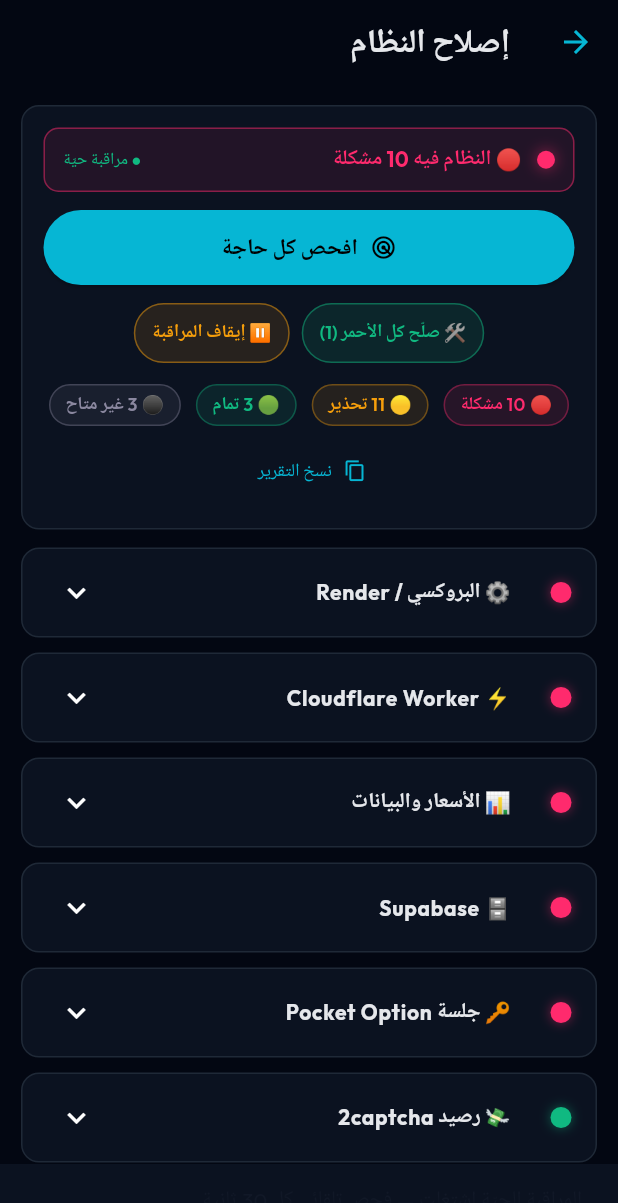
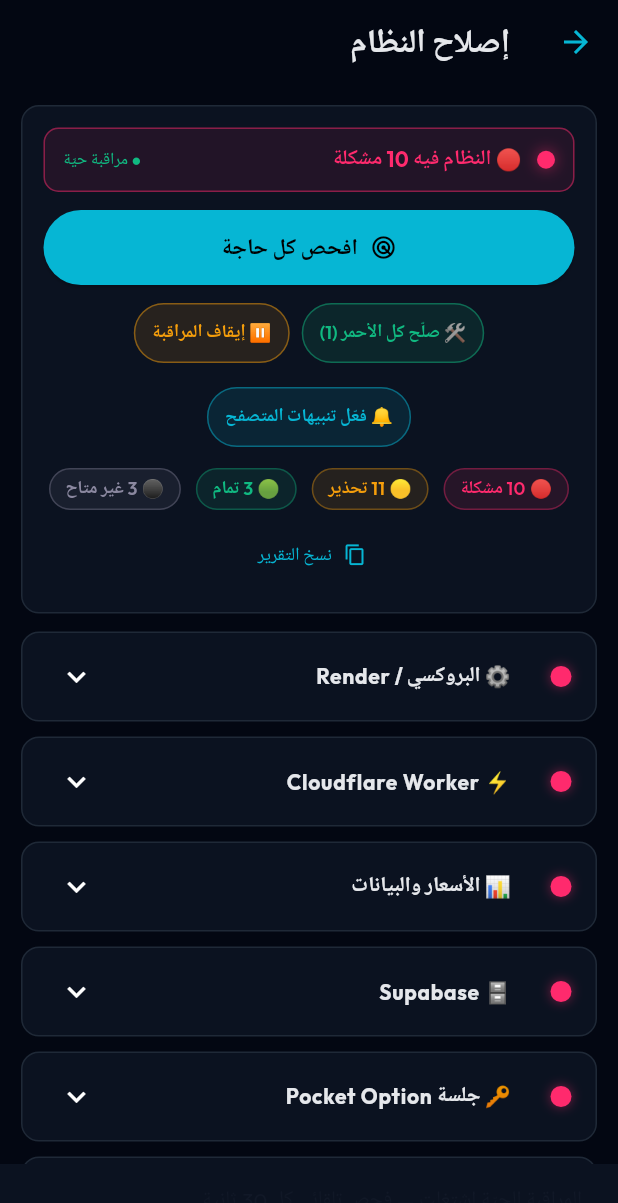
Before and after one commit to eurotrd1-beep/euro_trade_admin, a Flutter app: the SystemRepairScreen screen opened directly, after a tap on "📡 مراقبة حيّة", on a phone screen of 412 x 824 dp. Shown: the top 1203 px of the screen. Run offline on Flutter 3.47's test engine with Material 3 defaults, Android fonts, the phone set to English and light mode, and no system bars; our stand-ins replace file_picker, flutter_colorpicker, google_fonts, image_picker, supabase_flutter; missing offline and left inert: dart:html, dart:js_interop, passkeys_platform_interface; accounts and stored records are empty; network calls fail.

Commit message:
feat(repair): in-page notifications (drop Telegram reliance) + browser desktop alerts
- notifications panel reads repair_log (watchdog incidents + repairs), newest first
- browser desktop notification on red during scans/live-mode (Web Notification API);
  "فعّل تنبيهات المتصفح" button requests permission — no external service needed
- _afterScan replaces _maybeAlertOnRed: refresh notifs + desktop-notify (Telegram
  only if the user ever configures it, otherwise fully dormant)
- repair_web: requestNotifyPermission / notifyPermission / notifyDesktop (+ stubs)

Co-Authored-By: Claude Opus 4.8 <noreply@anthropic.com>

```diff
--- a/lib/screens/system_repair_screen.dart
+++ b/lib/screens/system_repair_screen.dart
@@ -71,6 +71,9 @@ class _SystemRepairScreenState extends State<SystemRepairScreen> {
   Timer? _liveTimer;
   bool _alertBusy = false;
   int _lastAutoAlertMs = 0;
+  // In-page notifications (from repair_log) + browser desktop-notification perm
+  List<Map<String, dynamic>> _notifs = [];
+  String _notifPerm = 'default';
 
   final _sections = const [
     ['proxy', '⚙️ البروكسي / Render'],
@@ -86,7 +89,9 @@ class _SystemRepairScreenState extends State<SystemRepairScreen> {
   @override
   void initState() {
     super.initState();
+    _notifPerm = notifyPermission();
     _loadOps();
+    _loadNotifs();
     _runAll();
   }
 
@@ -205,7 +210,7 @@ class _SystemRepairScreenState extends State<SystemRepairScreen> {
           _set(c, RStatus.warn, 'انتهت المهلة', cause: 'الفحص أخذ أكتر من 20 ثانية');
         })));
     if (mounted) setState(() => _running = false);
-    _maybeAlertOnRed();
+    _afterScan();
   }
 
   void _tick() {
@@ -823,6 +828,7 @@ class _SystemRepairScreenState extends State<SystemRepairScreen> {
           padding: const EdgeInsets.all(14),
           children: [
             _topBar(sum),
+            _notifCard(),
             const SizedBox(height: 12),
             for (final s in _sections) _sectionTile(s[0], s[1]),
             const SizedBox(height: 16),
@@ -884,6 +890,8 @@ class _SystemRepairScreenState extends State<SystemRepairScreen> {
               _actionBtn('♻️ إعادة تشغيل البروكسي', _amber,
                   _running ? null : () => _confirmFix('إعادة تشغيل البروكسي', 'هيعمل redeploy للبروكسي على Render (زي Manual Deploy). بيرجع خلال ~1–2 دقيقة.', _restartProxy)),
             _actionBtn(_liveMode ? '⏸️ إيقاف المراقبة' : '📡 مراقبة حيّة', _liveMode ? _amber : _purple, _toggleLive),
+            if (_notifPerm != 'granted')
+              _actionBtn('🔔 فعّل تنبيهات المتصفح', _cyan, _enableBrowserNotifs),
             if (_opsTelegram)
               _actionBtn('🔔 اختبر التنبيه', _cyan, _alertBusy
                   ? null
@@ -925,6 +933,59 @@ class _SystemRepairScreenState extends State<SystemRepairScreen> {
         ),
         child: Text(t, style: GoogleFonts.outfit(color: c, fontSize: 12, fontWeight: FontWeight.w600)),
       );
+
+  Widget _notifCard() {
+    if (_notifs.isEmpty) return const SizedBox.shrink();
+    final hasWatch = _notifs.any((n) => (n['action'] ?? '') == 'watchdog');
+    return Container(
+      margin: const EdgeInsets.only(top: 12),
+      decoration: BoxDecoration(
+        color: _card, borderRadius: BorderRadius.circular(12),
+        border: Border.all(color: hasWatch ? _red.withAlpha(120) : _border),
+      ),
+      child: Theme(
+        data: Theme.of(context).copyWith(dividerColor: Colors.transparent, colorScheme: const ColorScheme.dark(primary: _cyan)),
+        child: ExpansionTile(
+          initiallyExpanded: hasWatch,
+          leading: const Text('🔔', style: TextStyle(fontSize: 18)),
+          title: Text('آخر التنبيهات والإصلاحات (${_notifs.length})',
+              style: GoogleFonts.outfit(color: _text, fontWeight: FontWeight.bold, fontSize: 13.5)),
+          childrenPadding: const EdgeInsets.fromLTRB(12, 0, 12, 10),
+          children: _notifs.map(_notifRow).toList(),
+        ),
+      ),
+    );
+  }
+
+  Widget _notifRow(Map<String, dynamic> n) {
+    final action = (n['action'] ?? '').toString();
+    final result = (n['result'] ?? '').toString();
+    final isWatch = action == 'watchdog';
+    final c = isWatch ? _red : _muted;
+    final icon = isWatch ? '🔴' : (action == 'auto_heal' ? '🛠️' : '✅');
+    String when = (n['at'] ?? '').toString();
+    try {
+      final dt = DateTime.parse(when).toLocal();
+      String two(int x) => x.toString().padLeft(2, '0');
+      when = '${two(dt.hour)}:${two(dt.minute)} ${dt.day}/${dt.month}';
+    } catch (_) {}
+    return Padding(
+      padding: const EdgeInsets.symmetric(vertical: 5),
+      child: Row(crossAxisAlignment: CrossAxisAlignment.start, children: [
+        Text(icon, style: const TextStyle(fontSize: 12)),
+        const SizedBox(width: 8),
+        Expanded(
+          child: Column(crossAxisAlignment: CrossAxisAlignment.start, children: [
+            Text(action, style: GoogleFonts.robotoMono(color: c, fontSize: 11, fontWeight: FontWeight.bold)),
+            if (result.isNotEmpty)
+              Text(result, style: GoogleFonts.outfit(color: _muted, fontSize: 11, height: 1.4)),
+          ]),
+        ),
+        const SizedBox(width: 6),
+        Text(when, style: GoogleFonts.robotoMono(color: _muted, fontSize: 10)),
+      ]),
+    );
+  }
 
   Widget _pill(String t, Color c) => Container(
         padding: const EdgeInsets.symmetric(horizontal: 10, vertical: 4),
@@ -1241,15 +1302,40 @@ class _SystemRepairScreenState extends State<SystemRepairScreen> {
     throw Exception(d['reason']?.toString() ?? 'التنبيه مش متاح');
   }
 
-  void _maybeAlertOnRed() {
-    if (!_opsTelegram) return;
+  Future<void> _loadNotifs() async {
+    try {
+      final rows = await _sb
+          .from('repair_log')
+          .select('action,result,at')
+          .order('at', ascending: false)
+          .limit(20);
+      if (mounted) setState(() => _notifs = (rows as List).cast<Map<String, dynamic>>());
+    } catch (_) {}
+  }
+
+  void _afterScan() {
+    _loadNotifs(); // repairs + watchdog incidents feed the notifications panel
     final fails = _checks.where((c) => c.status == RStatus.fail).toList();
     if (fails.isEmpty) return;
     final now = DateTime.now().millisecondsSinceEpoch;
-    if (now - _lastAutoAlertMs < 15 * 60 * 1000) return; // client debounce 15 min
+    if (now - _lastAutoAlertMs < 15 * 60 * 1000) return; // debounce 15 min
     _lastAutoAlertMs = now;
-    final lines = fails.take(8).map((c) => '🔴 ${c.title}: ${c.detail}').join('\n');
-    _sendAlert('⚠️ إصلاح النظام لقى ${fails.length} مشكلة:\n$lines').then((_) {}).catchError((_) {});
+    // In-page / browser desktop notification (no external service, no Telegram).
+    notifyDesktop('⚠️ إصلاح النظام: ${fails.length} مشكلة',
+        fails.take(3).map((c) => c.title).join(' • '));
+    // Telegram too, ONLY if the user later configures it (dormant otherwise).
+    if (_opsTelegram) {
+      final lines = fails.take(8).map((c) => '🔴 ${c.title}: ${c.detail}').join('\n');
+      _sendAlert('⚠️ إصلاح النظام لقى ${fails.length} مشكلة:\n$lines').then((_) {}).catchError((_) {});
+    }
+  }
+
+  Future<void> _enableBrowserNotifs() async {
+    final p = await requestNotifyPermission();
+    if (mounted) setState(() => _notifPerm = p);
+    _snack(p == 'granted'
+        ? 'تنبيهات المتصفح اشتغلت ✅ — هتوصلك لو حاجة وقعت والتاب مفتوح.'
+        : (p == 'denied' ? 'المتصفح رافض التنبيهات — فعّلها من إعدادات الموقع.' : 'اتلغى الطلب.'));
   }
 
   int _autoFixableCount() =>
--- a/lib/utils/repair_web_stub.dart
+++ b/lib/utils/repair_web_stub.dart
@@ -6,4 +6,10 @@ Future<bool> checkWebSocket(String wsUrl, String sym,
 
 void openTab(String url) {}
 
+Future<String> requestNotifyPermission() async => 'unsupported';
+
+String notifyPermission() => 'unsupported';
+
+void notifyDesktop(String title, String body) {}
+
 Future<String> clearWebCaches() async => 'غير متاح';
```
Also changed, not shown: lib/utils/repair_web_impl.dart (+29 -0 lines).
